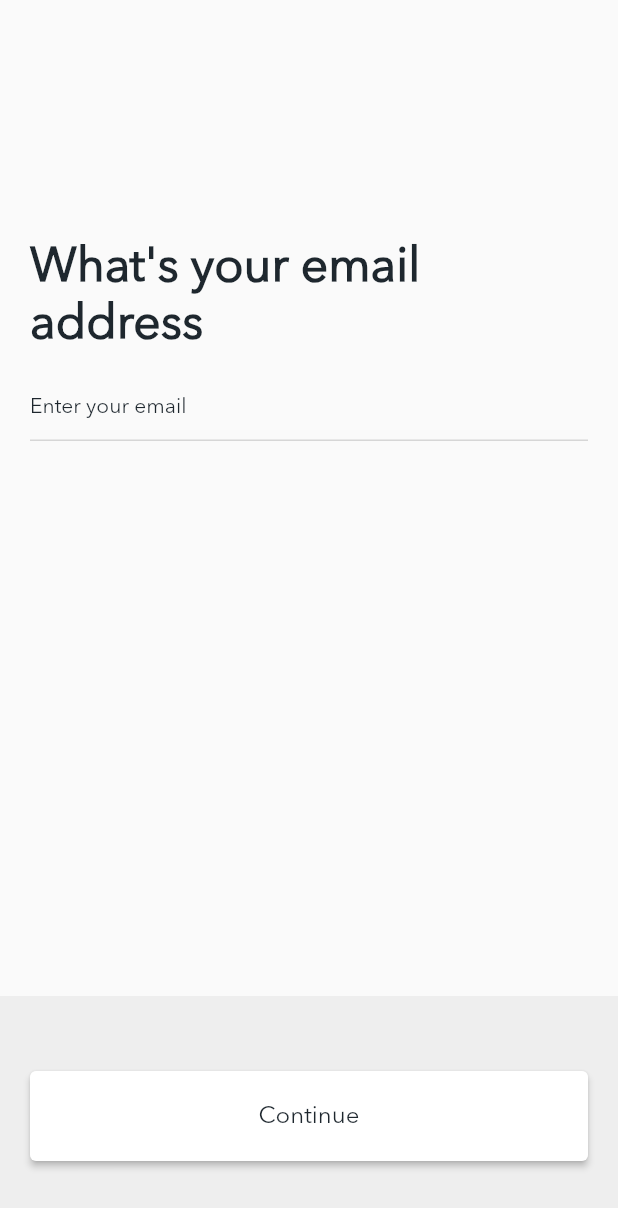
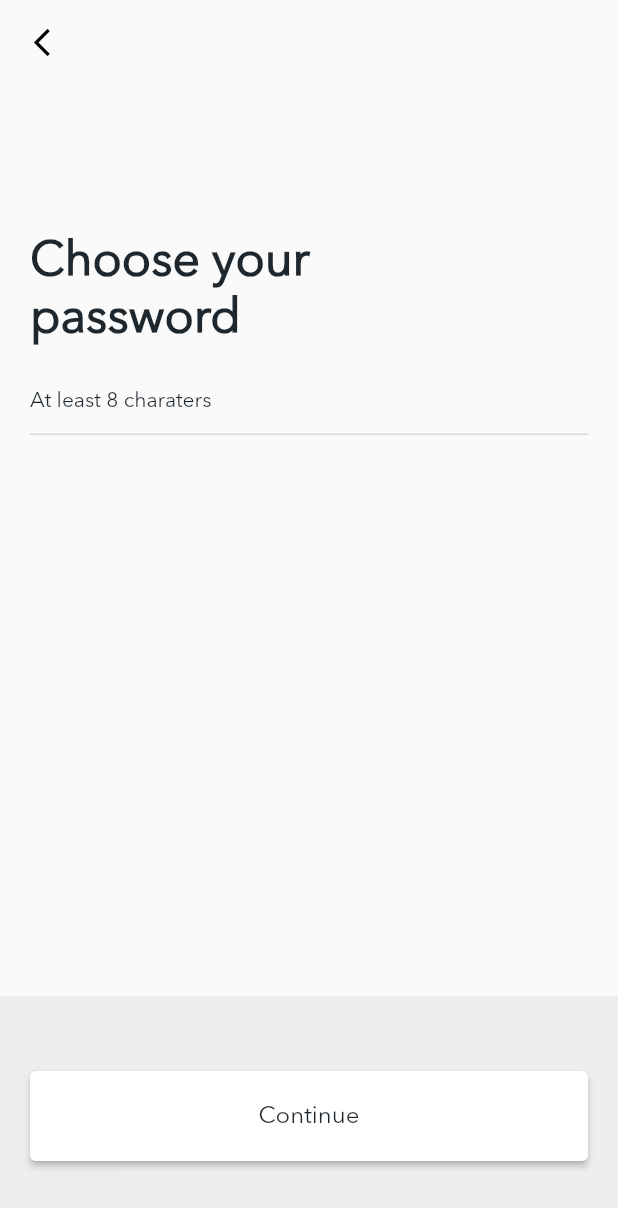
Before and after one commit to linhxeom1996/louis_moody_ui, a Flutter app: the screen it shows after launch, on a phone screen of 412 x 824 dp. Shown: the top 1208 px of the screen. Run offline on Flutter 3.47's test engine with Material 2 defaults, Android fonts, the phone set to English and light mode, and no system bars.

Commit message:
add ui sign up pass

```diff
--- a/lib/extensions/text_extension.dart
+++ b/lib/extensions/text_extension.dart
@@ -1,3 +1,7 @@
+class TxtCommon {
+  static String continu = "Continue";
+}
+
 class TextOnBoard {
   // ignore: non_constant_identifier_names
   static String stakin = "Flip 'n' Stack 'em";
@@ -9,10 +13,16 @@ class TextOnBoard {
   static String login = " Login";
 }
 
-class TextSignUp {
+class TextSignUpEmail {
   // ignore: non_constant_identifier_names
   static String whats_your_email = "What's your email\naddress";
   // ignore: non_constant_identifier_names
   static String enter_email = "Enter your email";
-  static String continu = "Continue";
 }
+
+class TxtSignUpPass {
+  // ignore: non_constant_identifier_names
+  static String choo_your_pass = "Choose your\npassword";
+  // ignore: non_constant_identifier_names
+  static String at_least = "At least 8 charaters";
+}
--- a/lib/main.dart
+++ b/lib/main.dart
@@ -1,6 +1,6 @@
 import 'package:flutter/material.dart';
-import 'package:louis_moody_ui/pages/onBoarding/onBoarding_page.dart';
-import 'package:louis_moody_ui/pages/sign_up/signUp_page.dart';
+import 'package:louis_moody_ui/pages/sign_up_email/signUp_email.dart';
+import 'package:louis_moody_ui/pages/sign_up_pass/signUp_pass.dart';
 
 void main() {
   runApp(MyApp());
@@ -13,7 +13,7 @@ class MyApp extends StatelessWidget {
     return MaterialApp(
       debugShowCheckedModeBanner: false,
       title: 'Flutter Demo',
-      home: SignUpPage(),
+      home: SignUpPassPage(),
     );
   }
 }
--- a/lib/pages/sign_up/signUp_page.dart
+++ b/lib/pages/sign_up_email/signUp_email.dart
@@ -2,41 +2,52 @@ import 'package:flutter/material.dart';
 import 'package:louis_moody_ui/extensions/color_extension.dart';
 import 'package:louis_moody_ui/extensions/styleText_extension.dart';
 import 'package:louis_moody_ui/extensions/text_extension.dart';
+import 'package:louis_moody_ui/pages/widgets/appBar_base.dart';
 import 'package:louis_moody_ui/pages/widgets/elevator_button_base.dart';
 import 'package:louis_moody_ui/pages/widgets/text_form_field_base.dart';
 
-class SignUpPage extends StatefulWidget {
-  const SignUpPage({Key? key}) : super(key: key);
+class SignUpEmailPage extends StatefulWidget {
+  const SignUpEmailPage({Key? key}) : super(key: key);
 
   @override
-  _SignUpPageState createState() => _SignUpPageState();
+  _SignUpEmailPageState createState() => _SignUpEmailPageState();
 }
 
-class _SignUpPageState extends State<SignUpPage> {
+class _SignUpEmailPageState extends State<SignUpEmailPage> {
   final TextEditingController _emailController = TextEditingController();
 
   @override
   Widget build(BuildContext context) {
     return Scaffold(
       resizeToAvoidBottomInset: true,
+      appBar: AppBarBase(
+        action: IconButton(
+          onPressed: () {},
+          icon: Icon(
+            Icons.close,
+            color: Colors.black,
+            size: 22,
+          ),
+        ),
+      ),
       body: Container(
         width: double.infinity,
         height: double.infinity,
         child: Stack(
           children: <Widget>[
             Padding(
-              padding: const EdgeInsets.fromLTRB(20, 160, 20, 0),
+              padding: const EdgeInsets.fromLTRB(20, 100, 20, 0),
               child: Column(
                 crossAxisAlignment: CrossAxisAlignment.start,
                 children: <Widget>[
                   Text(
-                    TextSignUp.whats_your_email,
+                    TextSignUpEmail.whats_your_email,
                     style: StyleTxTBase().texttitle,
                   ),
                   SizedBox(height: 10),
                   TextFormFieldBase(
                     textController: _emailController,
-                    hintText: TextSignUp.enter_email,
+                    hintText: TextSignUpEmail.enter_email,
                     hintStyle: StyleTxTBase().textBlack1,
                   )
                 ],
@@ -51,7 +62,7 @@ class _SignUpPageState extends State<SignUpPage> {
                 color: ColorBase.boxGreyColor,
                 child: SizedBox(
                   child: ElevatorButtonBase(
-                    text: TextSignUp.continu,
+                    text: TxtCommon.continu,
                     textStyle: StyleTxTBase().textButtonBlack,
                   ),
                 ),
--- /dev/null
+++ b/lib/pages/sign_up_pass/signUp_pass.dart
@@ -0,0 +1,76 @@
+import 'package:flutter/material.dart';
+import 'package:louis_moody_ui/extensions/color_extension.dart';
+import 'package:louis_moody_ui/extensions/styleText_extension.dart';
+import 'package:louis_moody_ui/extensions/text_extension.dart';
+import 'package:louis_moody_ui/pages/widgets/appBar_base.dart';
+import 'package:louis_moody_ui/pages/widgets/elevator_button_base.dart';
+import 'package:louis_moody_ui/pages/widgets/text_form_field_base.dart';
+
+class SignUpPassPage extends StatefulWidget {
+  const SignUpPassPage({Key? key}) : super(key: key);
+
+  @override
+  _SignUpPassPageState createState() => _SignUpPassPageState();
+}
+
+class _SignUpPassPageState extends State<SignUpPassPage> {
+  final TextEditingController _emailController = TextEditingController();
+
+  @override
+  Widget build(BuildContext context) {
+    return Scaffold(
+      resizeToAvoidBottomInset: true,
+      appBar: AppBarBase(
+        leading: IconButton(
+          onPressed: () {},
+          icon: Icon(
+            Icons.arrow_back_ios_new,
+            color: Colors.black,
+            size: 22,
+          ),
+        ),
+      ),
+      body: Container(
+        width: double.infinity,
+        height: double.infinity,
+        child: Stack(
+          children: <Widget>[
+            Padding(
+              padding: const EdgeInsets.fromLTRB(20, 100, 20, 0),
+              child: Column(
+                crossAxisAlignment: CrossAxisAlignment.start,
+                children: <Widget>[
+                  Text(
+                    TxtSignUpPass.choo_your_pass,
+                    style: StyleTxTBase().texttitle,
+                  ),
+                  SizedBox(height: 10),
+                  TextFormFieldBase(
+                    textController: _emailController,
+                    hintText: TxtSignUpPass.at_least,
+                    hintStyle: StyleTxTBase().textBlack1,
+                  )
+                ],
+              ),
+            ),
+            Align(
+              alignment: Alignment.bottomCenter,
+              child: Container(
+                padding: EdgeInsets.fromLTRB(20, 50, 20, 50),
+                width: double.infinity,
+                height: 160,
+                color: ColorBase.boxGreyColor,
+                child: SizedBox(
+                  child: ElevatorButtonBase(
+                    text: TxtCommon.continu,
+                    textStyle: StyleTxTBase().textButtonBlack,
+                  ),
+                ),
+              ),
+            )
+          ],
+        ),
+      ),
+    );
+  }
+}
--- /dev/null
+++ b/lib/pages/widgets/appBar_base.dart
@@ -0,0 +1,22 @@
+import 'package:flutter/material.dart';
+
+class AppBarBase extends StatelessWidget implements PreferredSizeWidget {
+  final Widget? action;
+  final Widget? leading;
+  const AppBarBase({Key? key, this.action, this.leading}) : super(key: key);
+
+  @override
+  Size get preferredSize => Size.fromHeight(56);
+
+  @override
+  Widget build(BuildContext context) {
+    return AppBar(
+      backgroundColor: Colors.transparent,
+      elevation: 0.0,
+      leading: leading,
+      actions: [
+        action ?? Container(),
+      ],
+    );
+  }
+}
```
Also changed, not shown: lib/pages/onBoarding/onBoarding.dart (renamed from lib/pages/onBoarding/onBoarding_page.dart).
